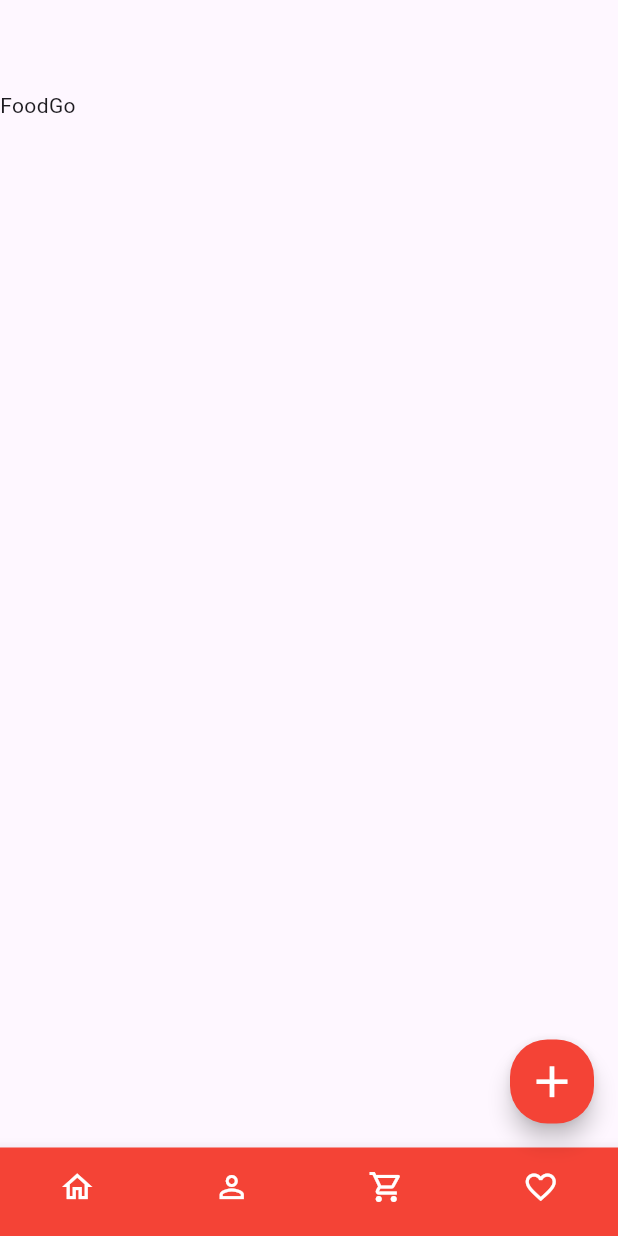
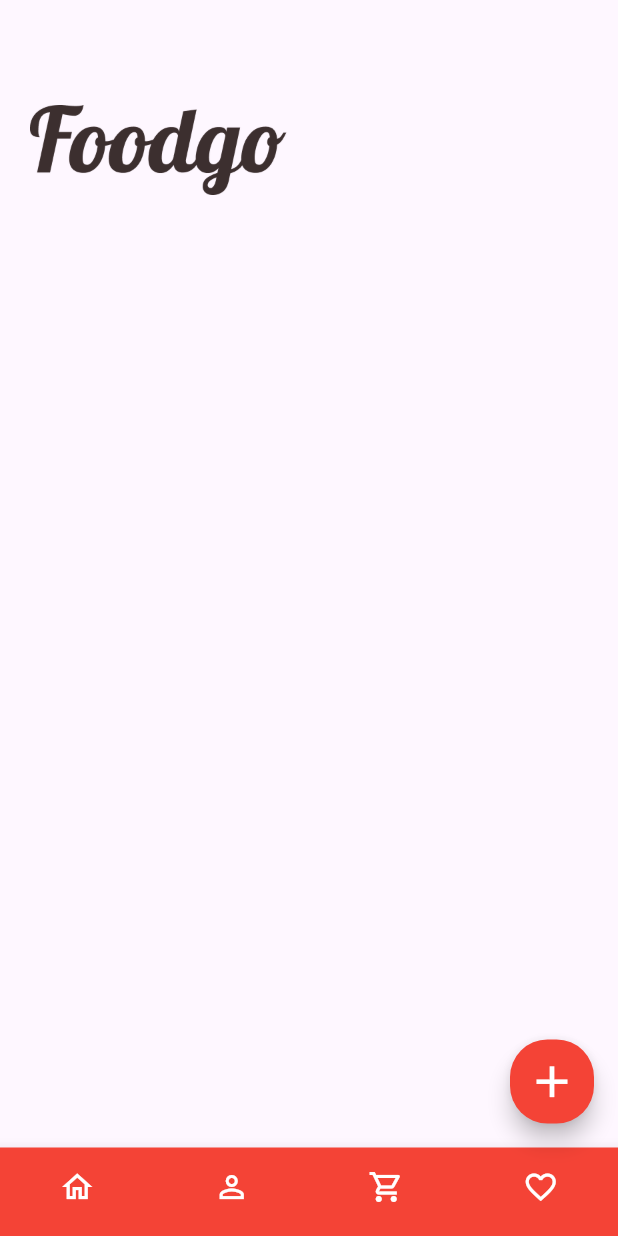
Before and after one commit to ManarRabi3/FoodGo, a Flutter app: the screen it shows after launch, on a phone screen of 412 x 824 dp. Run offline on Flutter 3.47's test engine with Material 3 defaults, Android fonts, the phone set to English and light mode, and no system bars.

Commit message:
home_screen

```diff
--- a/lib/screens/home_screen.dart
+++ b/lib/screens/home_screen.dart
@@ -35,9 +35,21 @@ class HomeScreen extends StatelessWidget {
         ],
       ),
       body: Column(
+
           children:const[
-            SizedBox(height: 60),
-            Text("FoodGo")]),
+
+            SizedBox(height: 70),
+
+            Padding(
+                padding:  EdgeInsets.only(left: 20),
+              //padding: EdgeInsets.all(8.0),
+              child: Image(
+                image: AssetImage('assets/images/Food_black.png',),
+                height: 60,
+              ),
+            ),
+           // Text("FoodGo")
+          ]),
     );
   }
 }
--- a/pubspec.yaml
+++ b/pubspec.yaml
@@ -61,6 +61,8 @@ flutter:
   assets:
     - assets/images/Foodgo.png
     - assets/images/burger_one.png
+    - assets/images/Food_black.png
+
 
 
 
```
Also changed, not shown: assets/images/Food_black.png (added).
